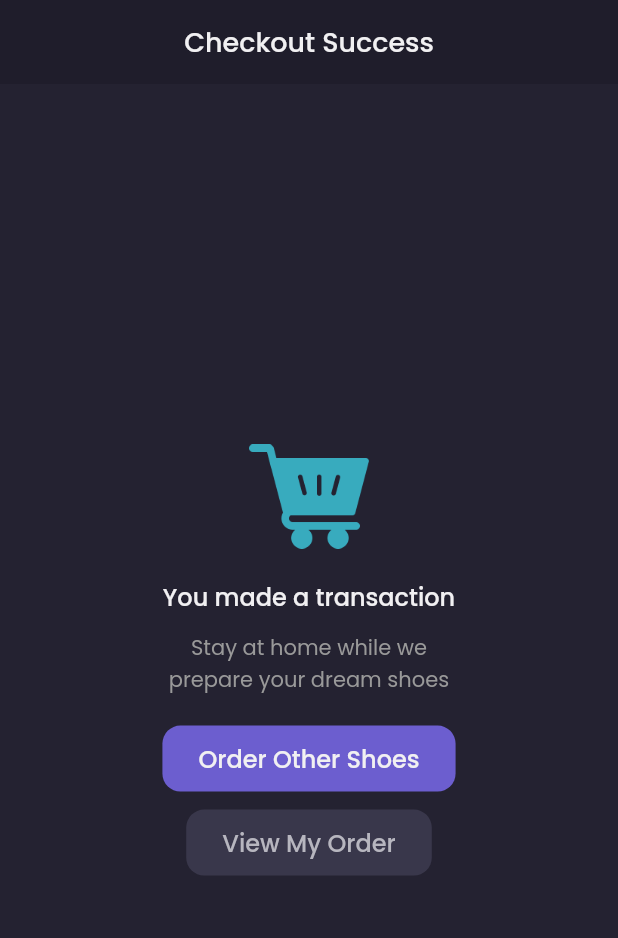
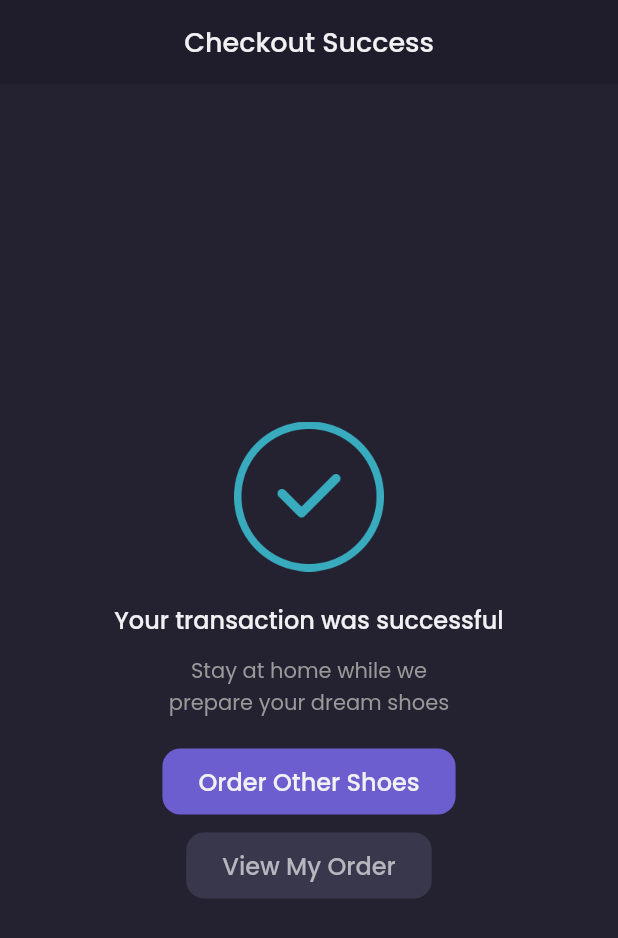
Before and after one commit to mzaka99/tokopaedi, a Flutter app: the CheckoutPage screen opened by its route, after a tap on "Checkout Now", on a phone screen of 412 x 824 dp. Shown: the top 938 px of the screen. Run offline on Flutter 3.47's test engine with Material 2 defaults, Android fonts, the phone set to English and light mode, and no system bars; our stand-ins replace cached_network_image, carousel_slider, cloud_firestore, firebase_auth, firebase_core, firebase_messaging and 7 more; accounts and stored records are empty; network calls fail.

Commit message:
Add : notification when add order & received order

```diff
--- a/lib/pages/checkout_success_page.dart
+++ b/lib/pages/checkout_success_page.dart
@@ -29,14 +29,14 @@ class CheckoutSuccesPage extends StatelessWidget {
           mainAxisAlignment: MainAxisAlignment.center,
           children: [
             Image.asset(
-              'assets/icon/icon_cart_empty.png',
-              width: 80,
+              'assets/icon/succes_icon.png',
+              width: 100,
             ),
             const SizedBox(
               height: 20,
             ),
             Text(
-              'You made a transaction',
+              'Your transaction was successful',
               style: primaryTextStyle.copyWith(
                 fontSize: 16,
                 fontWeight: medium,
@@ -92,7 +92,13 @@ class CheckoutSuccesPage extends StatelessWidget {
             SizedBox(
               height: 44,
               child: TextButton(
-                onPressed: () {},
+                onPressed: () {
+                  Navigator.of(context)
+                      .restorablePushNamed('/home', arguments: 3);
+                  Navigator.of(context).pushNamed(
+                    '/my-orders',
+                  );
+                },
                 style: TextButton.styleFrom(
                   padding: const EdgeInsets.symmetric(
                     horizontal: 24,
--- a/lib/pages/home/main_page.dart
+++ b/lib/pages/home/main_page.dart
@@ -30,6 +30,17 @@ class _MainPageState extends State<MainPage> {
           (_) => Provider.of<ProductProvider>(context, listen: false)
               .fetchDataProduct(),
         );
+  }
+
+  @override
+  void didChangeDependencies() {
+    super.didChangeDependencies();
+    final args = ModalRoute.of(context)!.settings.arguments as int?;
+    if (args != null) {
+      setState(() {
+        currentIndex = args;
+      });
+    }
   }
 
   void changeIndex(int index) {
--- a/lib/providers/cart_provider.dart
+++ b/lib/providers/cart_provider.dart
@@ -1,8 +1,10 @@
 import 'package:cloud_firestore/cloud_firestore.dart';
 import 'package:firebase_auth/firebase_auth.dart';
 import 'package:flutter/material.dart';
+import 'package:provider/provider.dart';
 import 'package:tokopaedi/models/cart_model.dart';
 import 'package:tokopaedi/models/product_model.dart';
+import 'package:tokopaedi/providers/fcm_provider.dart';
 
 class CartProvider with ChangeNotifier {
   late final Map<String, CartModel> _cartItem = {};
@@ -107,6 +109,8 @@ class CartProvider with ChangeNotifier {
           .toList(),
       'status': 'ON_PROGRESS',
     }).then((value) {
+      clear();
+      Provider.of<FCMProvider>(context, listen: false).showNotification();
       Navigator.of(context)
           .pushNamedAndRemoveUntil(
             '/checkout-success',
--- a/lib/providers/fcm_provider.dart
+++ b/lib/providers/fcm_provider.dart
@@ -92,12 +92,12 @@ class FCMProvider with ChangeNotifier {
     }
   }
 
-  void showNotification() async {
+  void showNotification({bool isOrder = true}) async {
     AndroidNotificationDetails androidNotificationDetails =
         const AndroidNotificationDetails(
       'tokopaedi_channel',
       'tokopaedi_channel',
-      icon: '@mipmap/ic_launcher',
+      icon: '@mipmap/launcher_icon',
       importance: Importance.max,
       priority: Priority.max,
     );
@@ -116,8 +116,10 @@ class FCMProvider with ChangeNotifier {
 
     await notificationsPlugin.zonedSchedule(
         0,
-        "Your order on progress.",
-        "Please wait, until the order arrives.",
+        isOrder ? "Your order on progress." : "Your order has been received.",
+        isOrder
+            ? "Please wait, until the order arrives."
+            : "Thank you for ordering in our shop.",
         tz.TZDateTime.from(scheduleDate, tz.local),
         notificationDetails,
         uiLocalNotificationDateInterpretation:
--- a/lib/widgets/my_order_card.dart
+++ b/lib/widgets/my_order_card.dart
@@ -119,7 +119,7 @@ class MyOrderCard extends StatelessWidget {
                   onPressed: cart.status == 'ON_PROGRESS'
                       ? () {
                           Provider.of<MyOrderProvider>(context, listen: false)
-                              .receiveOrder(docId);
+                              .receiveOrder(context, docId);
                         }
                       : null,
                   style: TextButton.styleFrom(
```
Also changed, not shown: lib/pages/my_order_page.dart (+0 -63 lines), lib/providers/my_order_provider.dart (+8 -3 lines).
